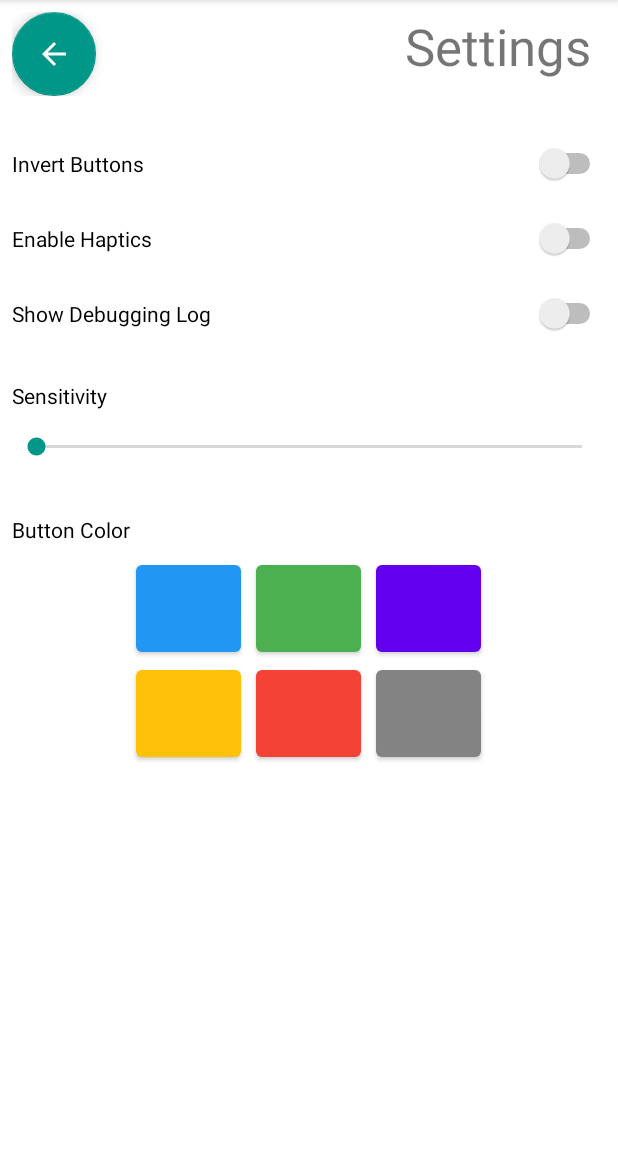
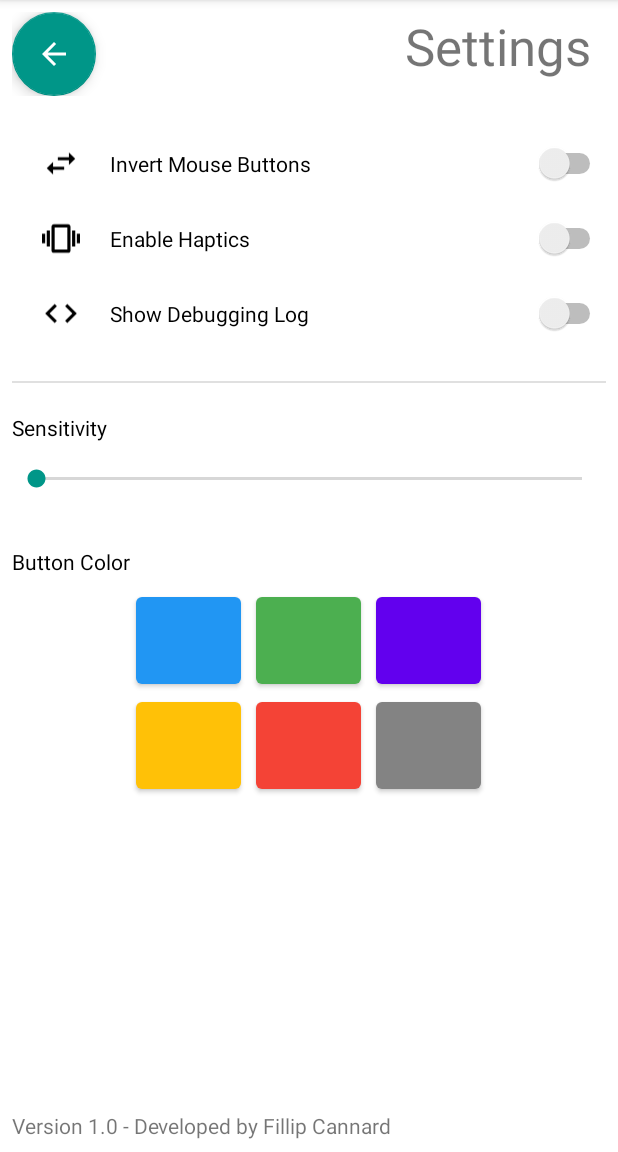
Before and after one commit to Fillipko/Smart-Mouse, an Android app: the Settings screen opened directly, with no data from a screen before it, on a phone screen of 412 x 824 dp, the part 84-1236 px from its top. Run offline under Robolectric (Android 15) with nearby library versions, the light colour scheme and no system bars.

Commit message:
Implemented invert buttons

```diff
--- a/app/src/main/java/com/example/smartmouse/MainActivity.java
+++ b/app/src/main/java/com/example/smartmouse/MainActivity.java
@@ -60,6 +60,30 @@ public class MainActivity extends AppCompatActivity implements SensorEventListen
 
         setupMenu();
 
+        leftBtn.setOnClickListener(new View.OnClickListener() {
+            @Override
+            public void onClick(View v) {
+                if (preferences.getBoolean("invert", false)) {
+                    rightClick();
+                }
+                else {
+                    leftClick();
+                }
+            }
+        });
+
+        rightBtn.setOnClickListener(new View.OnClickListener() {
+            @Override
+            public void onClick(View v) {
+                if (preferences.getBoolean("invert", false)) {
+                    leftClick();
+                }
+                else {
+                    rightClick();
+                }
+            }
+        });
+
         settingsBtn.setOnClickListener(new View.OnClickListener() {
             @Override
             public void onClick(View v) {
@@ -71,7 +95,6 @@ public class MainActivity extends AppCompatActivity implements SensorEventListen
     public void openSettings() {
         Intent intent = new Intent(this, Settings.class);
         startActivity(intent);
-
     }
 
     private void consoleWrite(String msg) {
@@ -128,4 +151,12 @@ public class MainActivity extends AppCompatActivity implements SensorEventListen
             leftBtn.setHapticFeedbackEnabled(preferences.getBoolean("haptics", false));
         }
     }
+
+    public void leftClick() {
+        consoleWrite("Left button pressed");
+    }
+
+    public void rightClick() {
+        consoleWrite("Right button pressed");
+    }
 }
--- a/app/src/main/java/com/example/smartmouse/MouseBtn.java
+++ b/app/src/main/java/com/example/smartmouse/MouseBtn.java
@@ -3,6 +3,7 @@
  */
 package com.example.smartmouse;
 
+import android.annotation.SuppressLint;
 import android.content.Context;
 import android.util.AttributeSet;
 import android.view.HapticFeedbackConstants;
@@ -17,6 +18,8 @@ public class MouseBtn extends com.google.android.material.button.MaterialButton
         super(context, attrs);
     }
 
+    // Can be suppressed because onClick performs the action onTouch only initiates haptics
+    @SuppressLint("ClickableViewAccessibility")
     @Override
     public boolean onTouchEvent(MotionEvent event) {
         super.onTouchEvent(event);
@@ -26,15 +29,8 @@ public class MouseBtn extends com.google.android.material.button.MaterialButton
                 break;
             case MotionEvent.ACTION_UP:
                 performHapticFeedback(HapticFeedbackConstants.VIRTUAL_KEY);
-                performClick();
                 break;
         }
         return true;
     }
-
-    @Override
-    public boolean performClick() {
-        super.performClick();
-        return true;
-    }
 }
--- /dev/null
+++ b/app/src/main/res/drawable/baseline_code_24.xml
@@ -0,0 +1,5 @@
+<vector android:height="70dp" android:tint="#000000"
+    android:viewportHeight="24" android:viewportWidth="24"
+    android:width="70dp" xmlns:android="http://schemas.android.com/apk/res/android">
+    <path android:fillColor="@android:color/white" android:pathData="M9.4,16.6L4.8,12l4.6,-4.6L8,6l-6,6 6,6 1.4,-1.4zM14.6,16.6l4.6,-4.6 -4.6,-4.6L16,6l6,6 -6,6 -1.4,-1.4z"/>
+</vector>
--- /dev/null
+++ b/app/src/main/res/drawable/baseline_color_lens_24.xml
@@ -0,0 +1,5 @@
+<vector android:height="70dp" android:tint="#000000"
+    android:viewportHeight="24" android:viewportWidth="24"
+    android:width="70dp" xmlns:android="http://schemas.android.com/apk/res/android">
+    <path android:fillColor="@android:color/white" android:pathData="M12,3c-4.97,0 -9,4.03 -9,9s4.03,9 9,9c0.83,0 1.5,-0.67 1.5,-1.5 0,-0.39 -0.15,-0.74 -0.39,-1.01 -0.23,-0.26 -0.38,-0.61 -0.38,-0.99 0,-0.83 0.67,-1.5 1.5,-1.5L16,16c2.76,0 5,-2.24 5,-5 0,-4.42 -4.03,-8 -9,-8zM6.5,12c-0.83,0 -1.5,-0.67 -1.5,-1.5S5.67,9 6.5,9 8,9.67 8,10.5 7.33,12 6.5,12zM9.5,8C8.67,8 8,7.33 8,6.5S8.67,5 9.5,5s1.5,0.67 1.5,1.5S10.33,8 9.5,8zM14.5,8c-0.83,0 -1.5,-0.67 -1.5,-1.5S13.67,5 14.5,5s1.5,0.67 1.5,1.5S15.33,8 14.5,8zM17.5,12c-0.83,0 -1.5,-0.67 -1.5,-1.5S16.67,9 17.5,9s1.5,0.67 1.5,1.5 -0.67,1.5 -1.5,1.5z"/>
+</vector>
--- /dev/null
+++ b/app/src/main/res/drawable/baseline_swap_horiz_24.xml
@@ -0,0 +1,5 @@
+<vector android:height="70dp" android:tint="#000000"
+    android:viewportHeight="24" android:viewportWidth="24"
+    android:width="70dp" xmlns:android="http://schemas.android.com/apk/res/android">
+    <path android:fillColor="@android:color/white" android:pathData="M6.99,11L3,15l3.99,4v-3H14v-2H6.99v-3zM21,9l-3.99,-4v3H10v2h7.01v3L21,9z"/>
+</vector>
--- /dev/null
+++ b/app/src/main/res/drawable/baseline_vibration_24.xml
@@ -0,0 +1,5 @@
+<vector android:height="70dp" android:tint="#000000"
+    android:viewportHeight="24" android:viewportWidth="24"
+    android:width="70dp" xmlns:android="http://schemas.android.com/apk/res/android">
+    <path android:fillColor="@android:color/white" android:pathData="M0,15h2L2,9L0,9v6zM3,17h2L5,7L3,7v10zM22,9v6h2L24,9h-2zM19,17h2L21,7h-2v10zM16.5,3h-9C6.67,3 6,3.67 6,4.5v15c0,0.83 0.67,1.5 1.5,1.5h9c0.83,0 1.5,-0.67 1.5,-1.5v-15c0,-0.83 -0.67,-1.5 -1.5,-1.5zM16,19L8,19L8,5h8v14z"/>
+</vector>
--- a/app/src/main/res/layout/activity_main.xml
+++ b/app/src/main/res/layout/activity_main.xml
@@ -26,7 +26,8 @@
             android:clickable="true"
             android:focusable="true"
             app:srcCompat="@android:drawable/ic_menu_preferences"
-            app:tint="@color/white"/>
+            app:tint="@color/white"
+            android:contentDescription="@string/settings_title_label" />
 
         <LinearLayout
             android:layout_width="match_parent"
--- a/app/src/main/res/layout/activity_settings.xml
+++ b/app/src/main/res/layout/activity_settings.xml
@@ -4,6 +4,7 @@
     xmlns:tools="http://schemas.android.com/tools"
     android:layout_width="match_parent"
     android:layout_height="match_parent"
+    android:scrollbars="vertical"
     tools:context=".Settings">
 
     <LinearLayout
@@ -34,15 +35,15 @@
                     android:layout_width="wrap_content"
                     android:layout_height="wrap_content"
                     android:clickable="true"
+                    android:contentDescription="@string/back_button_content_description"
                     android:focusable="true"
-                    android:contentDescription="@string/back_button_content_description"
                     app:srcCompat="?attr/actionModeCloseDrawable"
-                    app:tint="@color/white"/>
+                    app:tint="@color/white" />
 
                 <TextView
                     android:id="@+id/settings_header"
-                    android:layout_width="wrap_content"
-                    android:layout_height="wrap_content"
+                    android:layout_width="0dp"
+                    android:layout_height="match_parent"
                     android:layout_weight="1"
                     android:paddingEnd="10dp"
                     android:text="@string/settings_title_label"
@@ -54,26 +55,84 @@
                 android:layout_width="match_parent"
                 android:layout_height="20dp" />
 
+            <LinearLayout
+                android:layout_width="match_parent"
+                android:layout_height="match_parent"
+                android:orientation="horizontal"
+                android:paddingStart="20dp">
+
+                <ImageView
+                    android:id="@+id/imageView"
+                    android:layout_width="wrap_content"
+                    android:layout_height="match_parent"
+                    android:layout_weight="1"
+                    android:paddingEnd="20dp"
+                    app:srcCompat="@drawable/baseline_swap_horiz_24" />
+
                 <Switch
                     android:id="@+id/invert_btn_switch"
                     android:layout_width="match_parent"
                     android:layout_height="50dp"
+                    android:layout_weight="1"
                     android:text="@string/invert_buttons_label"
                     android:textColor="?android:attr/textColorPrimary" />
+            </LinearLayout>
+
+            <LinearLayout
+                android:layout_width="match_parent"
+                android:layout_height="match_parent"
+                android:orientation="horizontal"
+                android:paddingStart="20dp">
+
+                <ImageView
+                    android:id="@+id/imageView2"
+                    android:layout_width="wrap_content"
+                    android:layout_height="match_parent"
+                    android:layout_weight="1"
+                    android:paddingEnd="20dp"
+                    app:srcCompat="@drawable/baseline_vibration_24" />
 
                 <Switch
                     android:id="@+id/haptics_switch"
                     android:layout_width="match_parent"
                     android:layout_height="50dp"
+                    android:layout_weight="1"
                     android:text="@string/haptics_label"
                     android:textColor="?android:attr/textColorPrimary" />
+            </LinearLayout>
+
+            <LinearLayout
+                android:layout_width="match_parent"
+                android:layout_height="match_parent"
+                android:orientation="horizontal"
+                android:paddingStart="20dp">
+
+                <ImageView
+                    android:id="@+id/imageView3"
+                    android:layout_width="wrap_content"
+                    android:layout_height="match_parent"
+                    android:layout_weight="1"
+                    android:paddingEnd="20dp"
+                    app:srcCompat="@drawable/baseline_code_24" />
 
                 <Switch
                     android:id="@+id/debug_console_switch"
                     android:layout_width="match_parent"
                     android:layout_height="50dp"
+                    android:layout_weight="1"
                     android:text="@string/debugging_switch_label"
                     android:textColor="?android:attr/textColorPrimary" />
+            </LinearLayout>
+
+            <Space
+                android:layout_width="match_parent"
+                android:layout_height="20dp" />
+
+            <View
+                android:id="@+id/divider2"
+                android:layout_width="match_parent"
+                android:layout_height="1dp"
+                android:background="?android:attr/listDivider" />
 
             <Space
                 android:layout_width="match_parent"
@@ -87,10 +146,11 @@
                 android:textColor="?android:attr/textColorPrimary" />
 
             <SeekBar
-                android:id="@+id/seekBar"
+                android:id="@+id/sensitivity_seekBar"
                 android:layout_width="match_parent"
                 android:layout_height="50dp"
-                android:layout_weight="1" />
+                android:layout_weight="1"
+                android:scrollbarSize="20dp" />
 
             <Space
                 android:layout_width="match_parent"
@@ -186,6 +246,12 @@
             </TableRow>
 
         </TableLayout>
+
+        <TextView
+            android:id="@+id/about_label"
+            android:layout_width="match_parent"
+            android:layout_height="wrap_content"
+            android:text="@string/about_label" />
     </LinearLayout>
 
 </androidx.constraintlayout.widget.ConstraintLayout>
--- a/app/src/main/res/values/strings.xml
+++ b/app/src/main/res/values/strings.xml
@@ -5,10 +5,10 @@
     <string name="back_button_content_description">back</string>
     <string name="sensitivity_label">Sensitivity</string>
     <string name="button_color_label">Button Color</string>
-    <string name="invert_buttons_label">Invert Buttons</string>
+    <string name="invert_buttons_label">Invert Mouse Buttons</string>
     <string name="haptics_label">Enable Haptics</string>
     <string name="debugging_switch_label">Show Debugging Log</string>
     <string name="settings_title_label">Settings</string>
-
+    <string name="about_label">Version 1.0 - Developed by Fillip Cannard</string>
 
 </resources>
```
Lines whose indentation alone changed are shown as unchanged.
